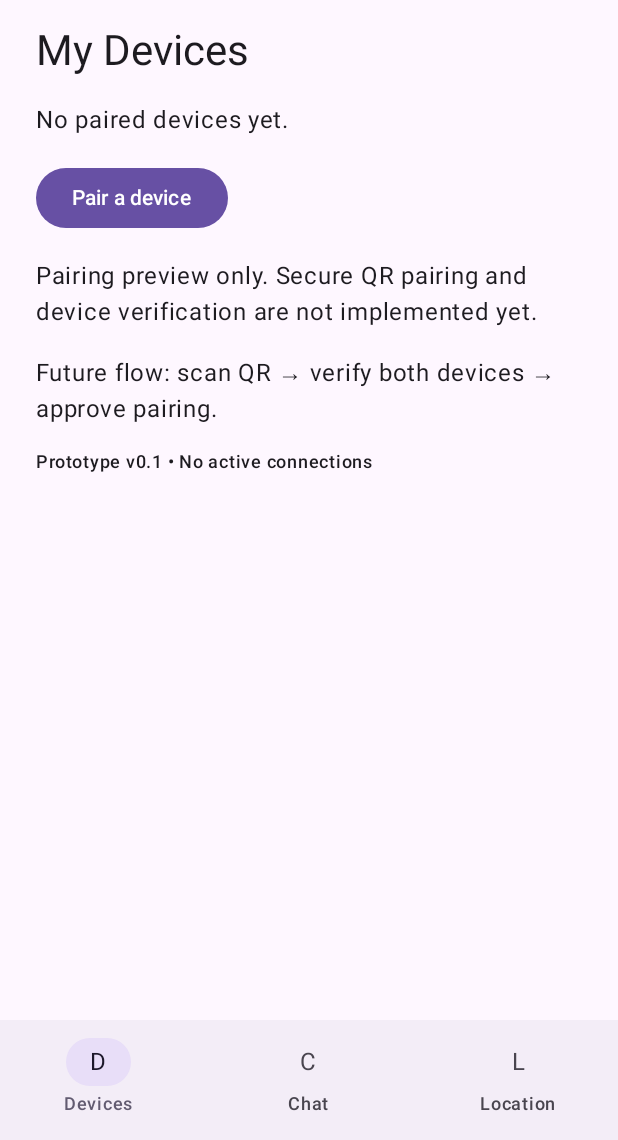
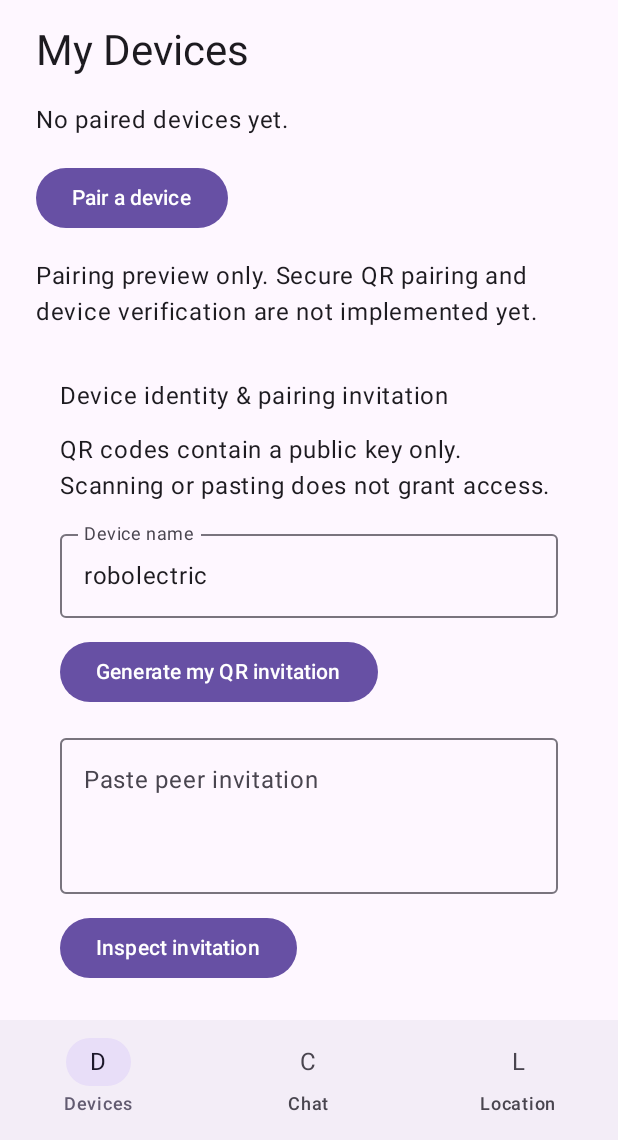
Before and after one commit to chamika1/Nexalink, an Android app built with Jetpack Compose: the screen it shows after launch (MainActivity), after a tap on "Pair a device", on a phone screen of 412 x 824 dp, the part 96-1236 px from its top. Run offline under Robolectric (Android 15) with nearby library versions, the phone set to English and light mode, and no system bars.

Commit message:
feat(pairing): wire QR screen, dependencies and CI unit tests

```diff
--- a/android/app/src/main/java/com/nexalink/app/MainActivity.kt
+++ b/android/app/src/main/java/com/nexalink/app/MainActivity.kt
@@ -22,6 +22,7 @@ import androidx.compose.runtime.saveable.rememberSaveable
 import androidx.compose.runtime.setValue
 import androidx.compose.ui.Modifier
 import androidx.compose.ui.unit.dp
+import com.nexalink.app.ui.PairingScreen
 
 private enum class HomeTab(val title: String) {
     DEVICES("Devices"), CHAT("Chat"), LOCATION("Location")
@@ -66,7 +67,7 @@ private fun NexaLinkHome() {
                     }
                     if (showPairingInfo) {
                         Text("Pairing preview only. Secure QR pairing and device verification are not implemented yet.")
-                        Text("Future flow: scan QR → verify both devices → approve pairing.")
+                        PairingScreen()
                     }
                 }
                 HomeTab.CHAT -> {
```
